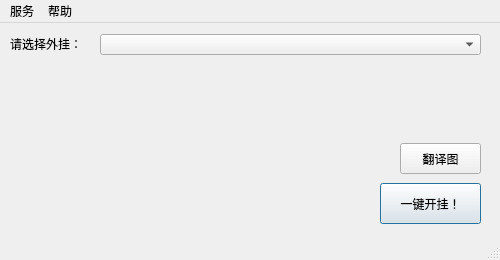
The window that LXDInjector.ui (luoxiandu/LXDInjector) describes before a commit, drawn with Qt 5.
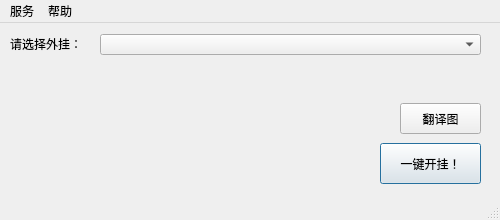
The same window after the commit.

Patch:
```diff
--- a/LXDInjector.ui
+++ b/LXDInjector.ui
@@ -7,7 +7,7 @@
     <x>0</x>
     <y>0</y>
     <width>500</width>
-    <height>260</height>
+    <height>220</height>
    </rect>
   </property>
   <property name="sizePolicy">
@@ -19,13 +19,13 @@
   <property name="minimumSize">
    <size>
     <width>500</width>
-    <height>260</height>
+    <height>220</height>
    </size>
   </property>
   <property name="maximumSize">
    <size>
     <width>500</width>
-    <height>260</height>
+    <height>220</height>
    </size>
   </property>
   <property name="windowTitle">
@@ -77,7 +77,7 @@
     <property name="geometry">
      <rect>
       <x>380</x>
-      <y>160</y>
+      <y>120</y>
       <width>101</width>
       <height>41</height>
      </rect>
@@ -95,7 +95,7 @@
       <x>20</x>
       <y>50</y>
       <width>351</width>
-      <height>151</height>
+      <height>111</height>
      </rect>
     </property>
     <property name="sizePolicy">
@@ -118,7 +118,7 @@
     <property name="geometry">
      <rect>
       <x>400</x>
-      <y>120</y>
+      <y>80</y>
       <width>81</width>
       <height>31</height>
      </rect>
```
Left out of the diff: 6 changed lines with no effect on the pictures.
